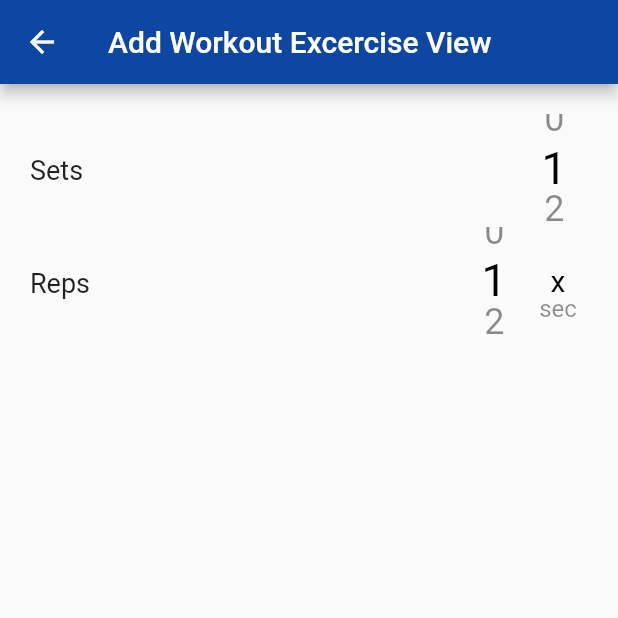
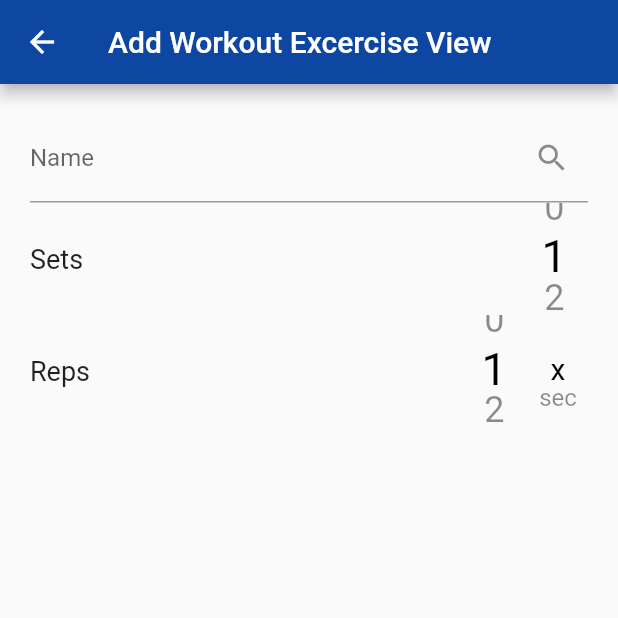
Before and after one commit to jurej1/fit_tip, a Flutter app: the AddWorkoutExcerciseView screen opened directly, on a phone screen of 412 x 824 dp, the top half of it. Run offline on Flutter 3.47's test engine with Material 2 defaults, Android fonts, the phone set to English and light mode, and no system bars; our stand-ins replace another_flushbar, bloc, carousel_slider, cloud_firestore, equatable, firebase_auth and 5 more; accounts and stored records are empty.

Commit message:
search delegate

```diff
--- a/lib/fitness_tracking/view/add_workout_excercise_view.dart
+++ b/lib/fitness_tracking/view/add_workout_excercise_view.dart
@@ -1,3 +1,4 @@
+import 'package:fit_tip/excercise_tracking/excercise_tracking.dart';
 import 'package:fit_tip/fitness_tracking/blocs/blocs.dart';
 import 'package:flutter/material.dart';
 import 'package:flutter_bloc/flutter_bloc.dart';
@@ -28,13 +29,46 @@ class AddWorkoutExcerciseView extends StatelessWidget {
       appBar: AppBar(
         title: Text('Add Workout Excercise View'),
       ),
-      body: ListView(
-        padding: EdgeInsets.all(20),
-        children: [
-          const _SetsInput(),
-          const _RepsInput(),
-        ],
+      body: GestureDetector(
+        onTap: () {
+          FocusScope.of(context).unfocus();
+        },
+        child: ListView(
+          padding: EdgeInsets.all(20),
+          children: [
+            const _NameInput(),
+            const _SetsInput(),
+            const _RepsInput(),
+          ],
+        ),
       ),
+    );
+  }
+}
+
+class _NameInput extends StatelessWidget {
+  const _NameInput({Key? key}) : super(key: key);
+
+  @override
+  Widget build(BuildContext context) {
+    return BlocBuilder<AddWorkoutExcerciseFormBloc, AddWorkoutExcerciseFormState>(
+      builder: (context, state) {
+        return TextFormField(
+          initialValue: state.name.value,
+          decoration: InputDecoration(
+            labelText: 'Name',
+            suffixIcon: IconButton(
+              icon: Icon(Icons.search),
+              onPressed: () {
+                showSearch(
+                  context: context,
+                  delegate: ExcerciseNameSearchDelegate(),
+                );
+              },
+            ),
+          ),
+        );
+      },
     );
   }
 }
--- a/lib/fitness_tracking/widgets/widgets.dart
+++ b/lib/fitness_tracking/widgets/widgets.dart
@@ -8,3 +8,4 @@ export 'shake_animation_builder.dart';
 export 'custom_modal_bottom_sheet.dart';
 export 'draggable_value_selector.dart';
 export 'rep_unit_value_selector.dart';
+export 'excercise_name_search_delegate.dart';
```
Also changed, not shown: lib/fitness_tracking/widgets/excercise_name_search_delegate.dart (added, +39 -0 lines).
